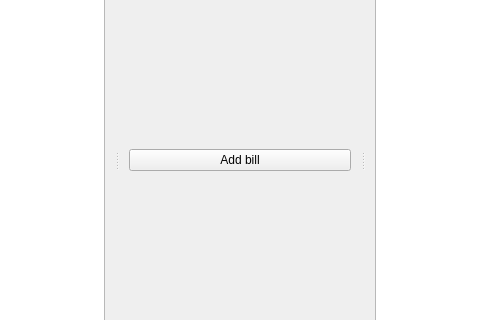
Old version of the form resources/mainWindow.ui in the repository tomsoonn/SplitWise; both pictures show x 160 to 640 and y 129 to 449 of the 800 by 600 pixel window.
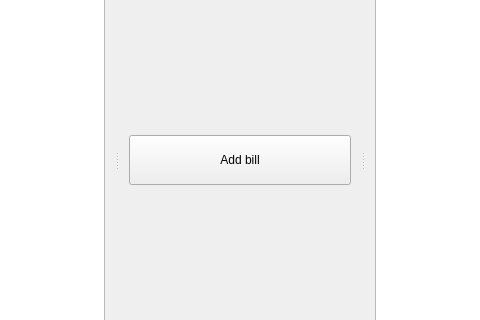
New version of the form.

What changed in the file:
```diff
--- a/resources/mainWindow.ui
+++ b/resources/mainWindow.ui
@@ -17,6 +17,18 @@
    <layout class="QGridLayout" name="gridLayout">
     <item row="0" column="0">
      <widget class="QPushButton" name="addBill">
+      <property name="sizePolicy">
+       <sizepolicy hsizetype="Minimum" vsizetype="Fixed">
+        <horstretch>0</horstretch>
+        <verstretch>0</verstretch>
+       </sizepolicy>
+      </property>
+      <property name="minimumSize">
+       <size>
+        <width>50</width>
+        <height>50</height>
+       </size>
+      </property>
       <property name="text">
        <string>Add bill</string>
       </property>
```
